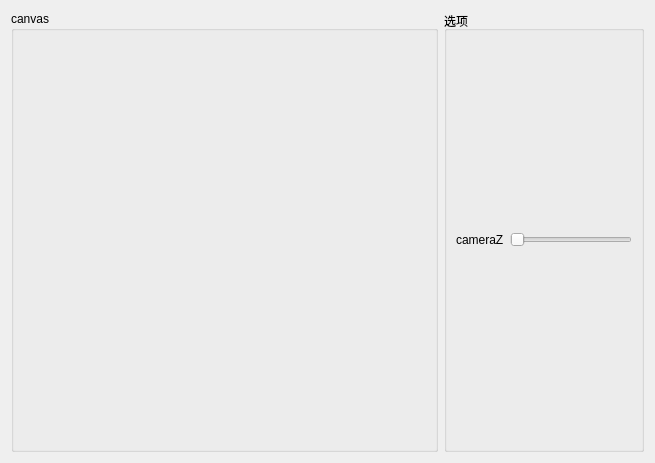
Before: the Qt Designer form src/UI/mainwidget.ui in Yuanzidan081/SRendererLab, drawn with Qt 5.
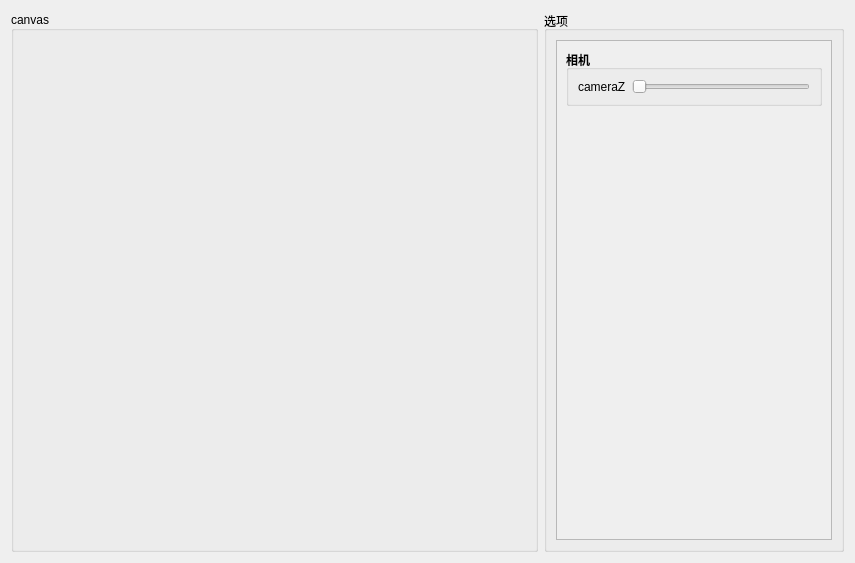
After: the same form once the commit is applied. Custom widgets are drawn as their Qt base class.

The edit to the form file:
```diff
--- a/src/UI/mainwidget.ui
+++ b/src/UI/mainwidget.ui
@@ -6,8 +6,8 @@
    <rect>
     <x>0</x>
     <y>0</y>
-    <width>655</width>
-    <height>463</height>
+    <width>855</width>
+    <height>563</height>
    </rect>
   </property>
   <property name="windowTitle">
@@ -16,9 +16,18 @@
   <layout class="QGridLayout" name="gridLayout">
    <item row="0" column="0">
     <widget class="QGroupBox" name="groupBoxWindow">
+     <property name="sizePolicy">
+      <sizepolicy hsizetype="Preferred" vsizetype="Preferred">
+       <horstretch>0</horstretch>
+       <verstretch>0</verstretch>
+      </sizepolicy>
+     </property>
      <property name="title">
       <string>canvas</string>
      </property>
+     <property name="alignment">
+      <set>Qt::AlignLeading|Qt::AlignLeft|Qt::AlignVCenter</set>
+     </property>
      <layout class="QHBoxLayout" name="horizontalLayout">
       <item>
        <layout class="QHBoxLayout" name="imageLayout">
@@ -26,24 +35,10 @@
          <number>0</number>
         </property>
         <item>
-         <widget class="Window" name="window" native="true">
-          <layout class="QHBoxLayout" name="horizontalLayout_2">
-           <property name="spacing">
-            <number>0</number>
-           </property>
-           <property name="leftMargin">
-            <number>0</number>
-           </property>
-           <property name="topMargin">
-            <number>0</number>
-           </property>
-           <property name="rightMargin">
-            <number>0</number>
-           </property>
-           <property name="bottomMargin">
-            <number>0</number>
-           </property>
-          </layout>
+         <widget class="ImageLabel" name="image">
+          <property name="text">
+           <string/>
+          </property>
          </widget>
         </item>
        </layout>
@@ -55,7 +50,7 @@
     <widget class="QGroupBox" name="groupBox">
      <property name="maximumSize">
       <size>
-       <width>200</width>
+       <width>300</width>
        <height>16777215</height>
       </size>
      </property>
@@ -63,8 +58,43 @@
       <string>选项</string>
      </property>
      <layout class="QGridLayout" name="gridLayout_2">
+      <item row="0" column="1" colspan="3">
+       <widget class="QScrollArea" name="scrollArea">
+        <property name="widgetResizable">
+         <bool>true</bool>
+        </property>
+        <widget class="QWidget" name="scrollAreaWidgetContents">
+         <property name="geometry">
+          <rect>
+           <x>0</x>
+           <y>0</y>
+           <width>274</width>
+           <height>500</height>
+          </rect>
+         </property>
+         <layout class="QVBoxLayout" name="verticalLayout">
+          <item alignment="Qt::AlignTop">
+           <widget class="QGroupBox" name="groupBox_2">
+            <property name="font">
+             <font>
+              <weight>75</weight>
+              <bold>true</bold>
+             </font>
+            </property>
+            <property name="title">
+             <string>相机</string>
+            </property>
+            <layout class="QHBoxLayout" name="horizontalLayout_2">
+             <item>
+              <layout class="QGridLayout" name="gridLayout_3">
       <item row="0" column="0">
        <widget class="QLabel" name="label">
+                 <property name="font">
+                  <font>
+                   <weight>50</weight>
+                   <bold>false</bold>
+                  </font>
+                 </property>
         <property name="text">
          <string>cameraZ</string>
         </property>
@@ -84,16 +114,24 @@
        </widget>
       </item>
      </layout>
+             </item>
+            </layout>
+           </widget>
+          </item>
+         </layout>
+        </widget>
+       </widget>
+      </item>
+     </layout>
     </widget>
    </item>
   </layout>
  </widget>
  <customwidgets>
   <customwidget>
-   <class>Window</class>
-   <extends>QWidget</extends>
-   <header location="global">window.h</header>
-   <container>1</container>
+   <class>ImageLabel</class>
+   <extends>QLabel</extends>
+   <header>imagelabel.h</header>
   </customwidget>
  </customwidgets>
  <resources/>
```
Lines whose indentation alone changed are shown as unchanged.
